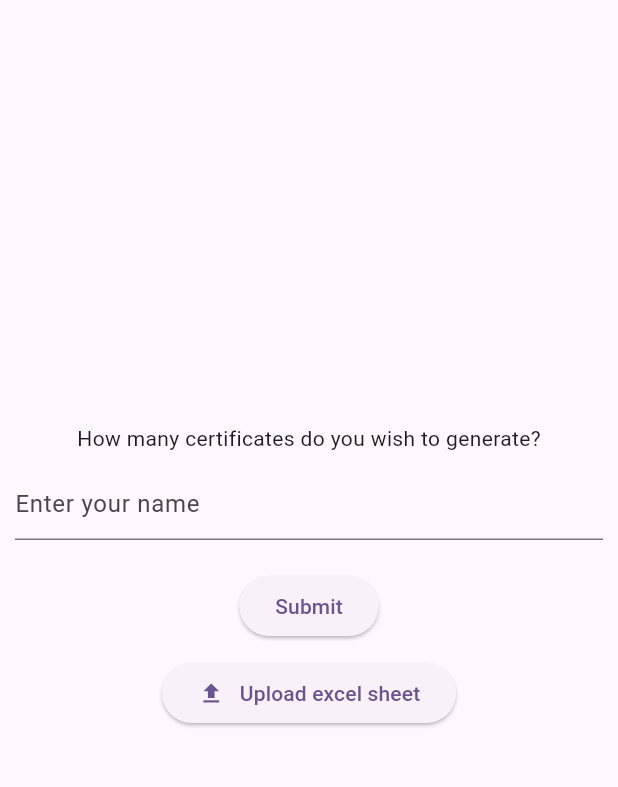
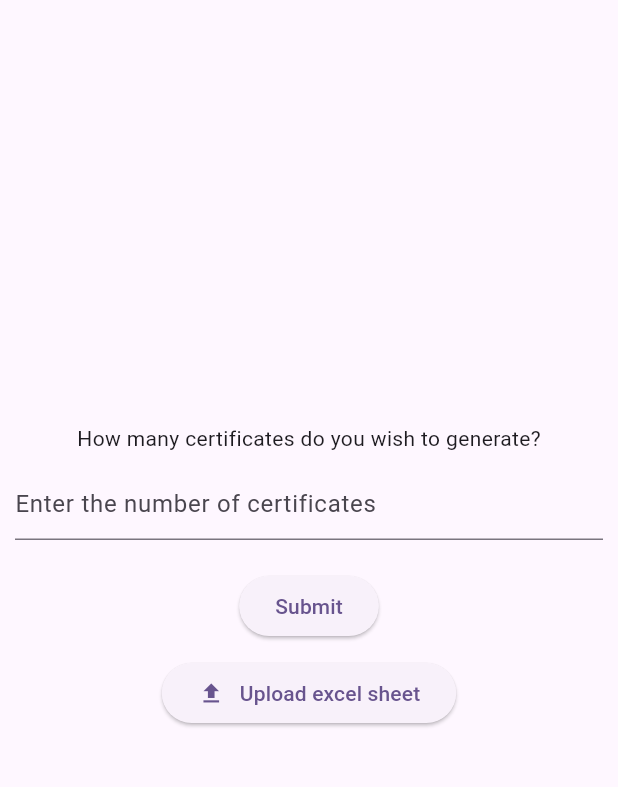
Before and after one commit to sajalAppdevs/app_certi_gen, a Flutter app: the screen it shows after launch, on a phone screen of 412 x 824 dp, the part 84-871 px from its top. Run offline on Flutter 3.47's test engine with Material 3 defaults, Android fonts, the phone set to English and light mode, and no system bars; our stand-ins replace file_picker.

Commit message:
style: add meaningful hint text and set keyboard type as numeric

```diff
--- a/lib/screens/home_page.dart
+++ b/lib/screens/home_page.dart
@@ -58,7 +58,7 @@ class _HomePageState extends State<HomePage> {
               ),
               const SizedBox(height: 10),
               TextFormField(
-                decoration: const InputDecoration(hintText: 'Enter your name'),
+                decoration: const InputDecoration(hintText: 'Enter the number of certificates'),
                 validator: (value) {
                   if (value == null || value.isEmpty) {
                     return 'Please enter a value';
@@ -68,6 +68,7 @@ class _HomePageState extends State<HomePage> {
                 onSaved: (value) {
                   // Handle saved value
                 },
+                keyboardType: TextInputType.number,
               ),
               const SizedBox(height: 20),
               ElevatedButton(
```
